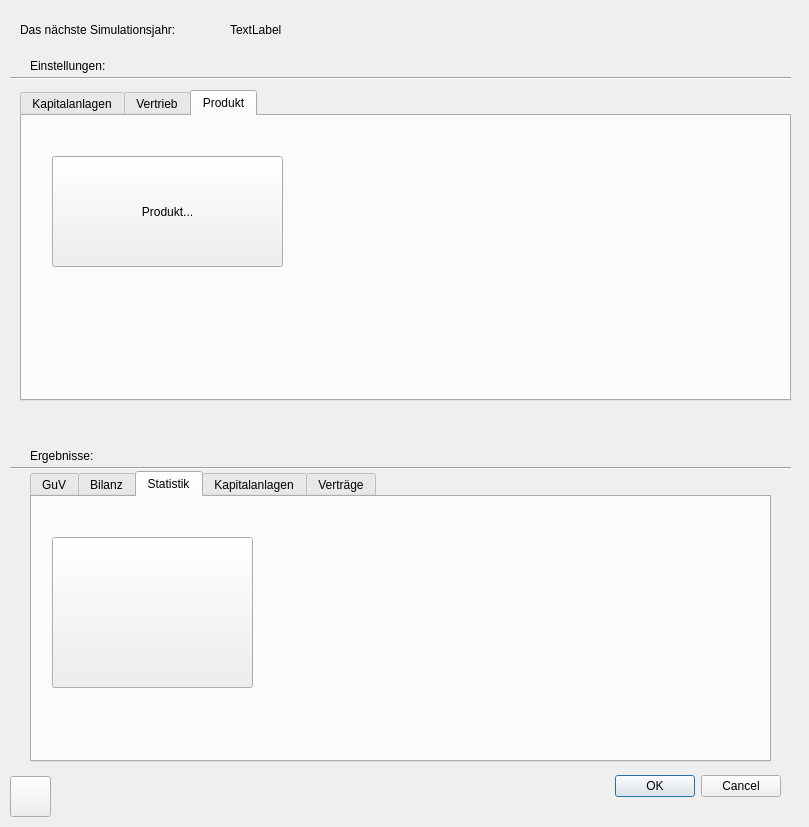
First picture: the form in spielwindow.ui, repository KaMusialik/csv_fuer_mein_Spiel, before the edit.
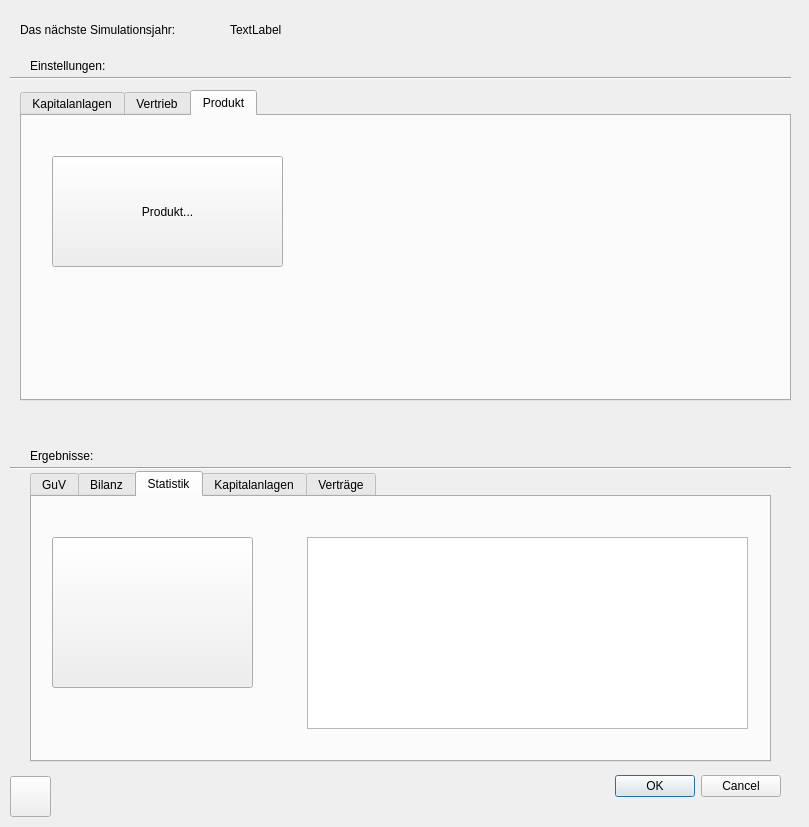
Second picture: the form after the edit. The open tabs and pages were chosen to show the change.

```diff
--- a/spielwindow.ui
+++ b/spielwindow.ui
@@ -101,6 +101,16 @@
       <string/>
      </property>
     </widget>
+    <widget class="QTableWidget" name="tableWidget_StatistikCSV">
+     <property name="geometry">
+      <rect>
+       <x>275</x>
+       <y>40</y>
+       <width>441</width>
+       <height>192</height>
+      </rect>
+     </property>
+    </widget>
    </widget>
    <widget class="QWidget" name="Kapitalanlagen">
     <attribute name="title">
```
Left out of the diff: 8 changed lines with no effect on the pictures.
